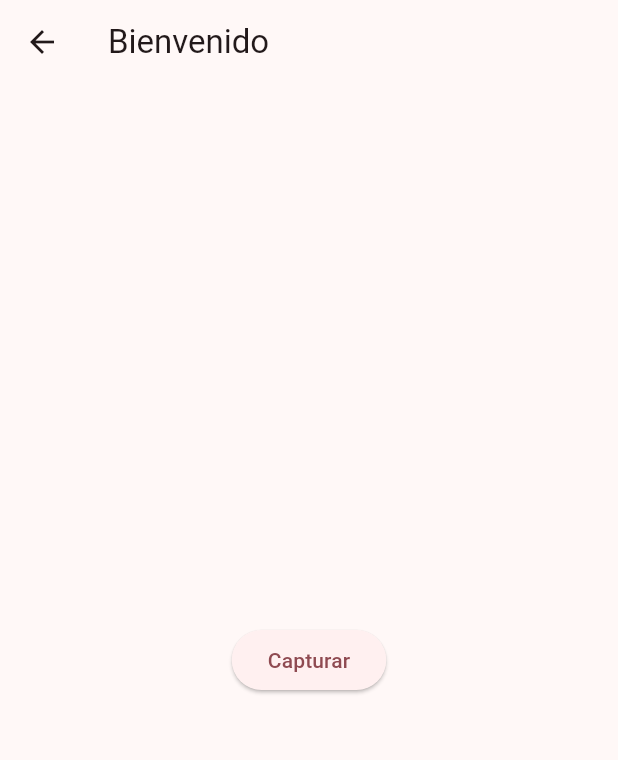
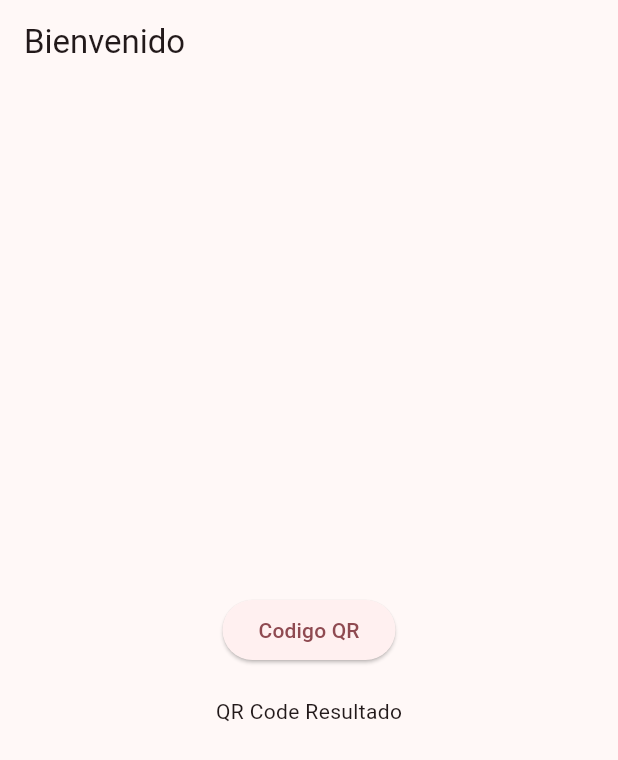
Before and after one commit to Astra782/qr_proyect, a Flutter app: the screen it shows once a user with an empty profile is signed in, on a phone screen of 412 x 824 dp. Shown: the top 760 px of the screen. Run offline on Flutter 3.47's test engine with Material 3 defaults, Android fonts, the phone set to English and light mode, and no system bars; our stand-ins replace firebase_auth, firebase_core, sign_in_button; missing offline and left inert: flutter_barcode_scanner; accounts and stored records are empty; network calls fail.

Commit message:
Implemento de QR en la app

```diff
--- a/lib/pages/home.dart
+++ b/lib/pages/home.dart
@@ -61,7 +61,7 @@ class _HomePageState extends State<HomePage>{
   void _autostart(){
     FirebaseAuth.instance.authStateChanges().listen((User? user){
       if(user != null){
-        Navigator.push(context, MaterialPageRoute(builder: (context) => const QrScreen()));
+        Navigator.pushReplacement(context, MaterialPageRoute(builder: (context) => QrScreen()));
       }
     });
   }
--- a/lib/pages/qr_screen.dart
+++ b/lib/pages/qr_screen.dart
@@ -1,17 +1,47 @@
 import "package:flutter/material.dart";
+import "package:flutter/services.dart";
+import "package:flutter_barcode_scanner/flutter_barcode_scanner.dart";
 
-class QrScreen extends StatelessWidget {
+class QrScreen extends StatefulWidget {
   const QrScreen({super.key});
+
+  @override
+  State<QrScreen> createState() => _MyWidgetState();
+}
+
+class _MyWidgetState extends State<QrScreen> {
+  var getResult = "QR Code Resultado";
   @override
   Widget build(BuildContext context) {
     return Scaffold(
-      appBar:AppBar(title: const Text("Bienvenido"),),
-      body: Center(
-        child: ElevatedButton(child: const Text("Capturar"),
-        onPressed: () {
-
-        }
-      ),)
+      appBar: AppBar(title: Text("Bienvenido"),
+      ),
+      body: Center(child: Column(
+        mainAxisAlignment: MainAxisAlignment.center,
+        children: [
+          ElevatedButton(onPressed: (){
+            scanQR();
+          },
+          child: const Text("Codigo QR"),
+          ),
+          SizedBox(height: 20,),
+          Text(getResult)
+        ],
+      ),),
     );
   }
+  void scanQR() async {
+    try {
+      final qrCode = await FlutterBarcodeScanner.scanBarcode(
+          "#ff6666", "Cancel", true, ScanMode.BARCODE);
+      if (!mounted) return;
+      setState(() {
+        getResult = qrCode;
+      });
+      print("QRCode_result:--");
+      print(qrCode);
+    } on PlatformException {
+      getResult = "Failed to get platform version.";
+    }
+  }
 }
--- a/pubspec.yaml
+++ b/pubspec.yaml
@@ -13,6 +13,7 @@ dependencies:
   firebase_auth: 4.19.2
   google_sign_in: 6.2.1
   sign_in_button: ^3.2.0
+  flutter_barcode_scanner: ^2.0.0
 
 dev_dependencies:
   flutter_test:
```
Also changed, not shown: pubspec.lock, 1 other file.
